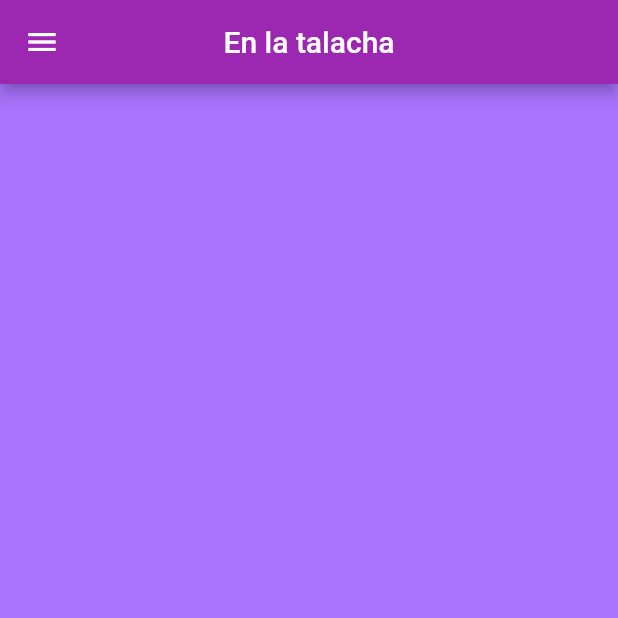
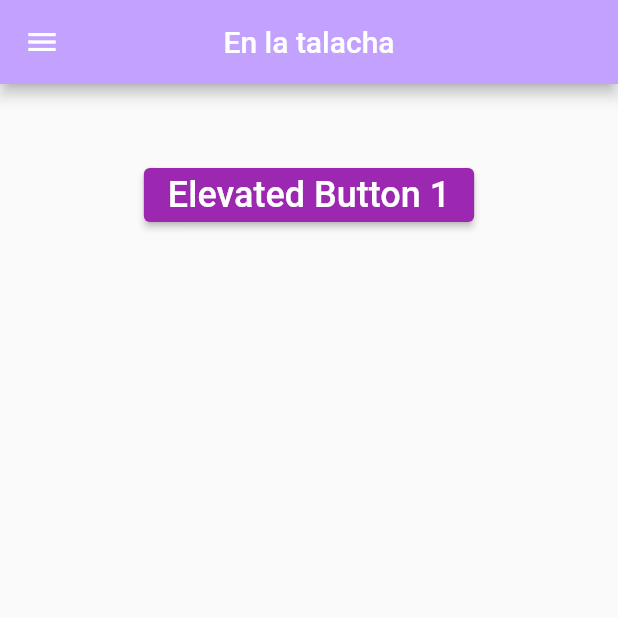
Before and after one commit to OscarIvanP17/Drawer_p_4, a Flutter app: the screen it shows after launch, on a phone screen of 412 x 824 dp, the top half of it. Run offline on Flutter 3.47's test engine with Material 2 defaults, Android fonts, the phone set to English and light mode, and no system bars.

```diff
--- a/lib/main.dart
+++ b/lib/main.dart
@@ -13,7 +13,6 @@ class MyApp extends StatelessWidget {
       theme: ThemeData(
         primarySwatch: Colors.purple,
       ),
-      debugShowCheckedModeBanner: false,
       home: MyHomePage(),
     );
   }
@@ -30,17 +29,16 @@ class MyHomePage extends StatefulWidget {
 }
 
 class _MyHomePageState extends State<MyHomePage> {
-  int _counter = 0;
-
   @override
+  final GlobalKey<ScaffoldState> _key = GlobalKey();
   Widget build(BuildContext context) {
     return Scaffold(
+        key: _key,
         appBar: AppBar(
           centerTitle: true,
           title: Text('En la talacha'),
+          backgroundColor: const Color(0xffc2a1ff),
         ),
-      backgroundColor: const Color(0xffaa74ff),
-      body: Center(),
         drawer: Drawer(
           child: ListView(
             // Important: Remove any padding from the ListView.
@@ -48,7 +46,7 @@ class _MyHomePageState extends State<MyHomePage> {
             children: [
               const UserAccountsDrawerHeader(
                 // <-- SEE HERE
-              decoration: BoxDecoration(color: const Color(0xff764abc)),
+                decoration: BoxDecoration(color: const Color(0xffa960fd)),
                 accountName: Text(
                   "Oscar Ivan Perales Perez",
                   style: TextStyle(
@@ -83,16 +81,49 @@ class _MyHomePageState extends State<MyHomePage> {
               ),
               ListTile(
                 leading: Icon(
-                Icons.add_alert,
+                  Icons.access_alarm,
                 ),
                 title: const Text('Pagina 3'),
                 onTap: () {
                   Navigator.pop(context);
                 },
               ),
+              AboutListTile(
+                // <-- SEE HERE
+                icon: Icon(
+                  Icons.info,
+                ),
+                child: Text('About app'),
+                applicationIcon: Icon(
+                  Icons.local_play,
+                ),
+                applicationName: 'My Cool App',
+                applicationVersion: '1.0.25',
+                applicationLegalese: '© 2019 Company',
+                aboutBoxChildren: [
+                  ///Content goes here...
+                ],
+              ),
             ],
           ),
         ),
-    );
+        body: Center(
+          child: Column(
+            children: [
+              SizedBox(
+                height: 50,
+              ),
+              ElevatedButton(
+                onPressed: () {
+                  _key.currentState!.openDrawer(); //<-- SEE HERE
+                },
+                child: const Text(
+                  'Elevated Button 1',
+                  style: TextStyle(fontSize: 24),
+                ),
+              ),
+            ],
+          ),
+        ));
   }
 }
```
Lines whose indentation alone changed are shown as unchanged.
